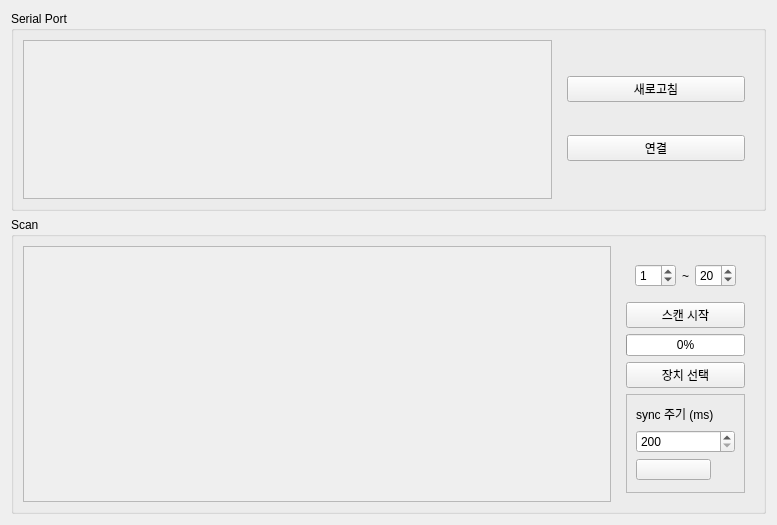
Before: the Qt Designer form src/ui/setting_page.ui in minimirror1/remote_gui, drawn with Qt 5.
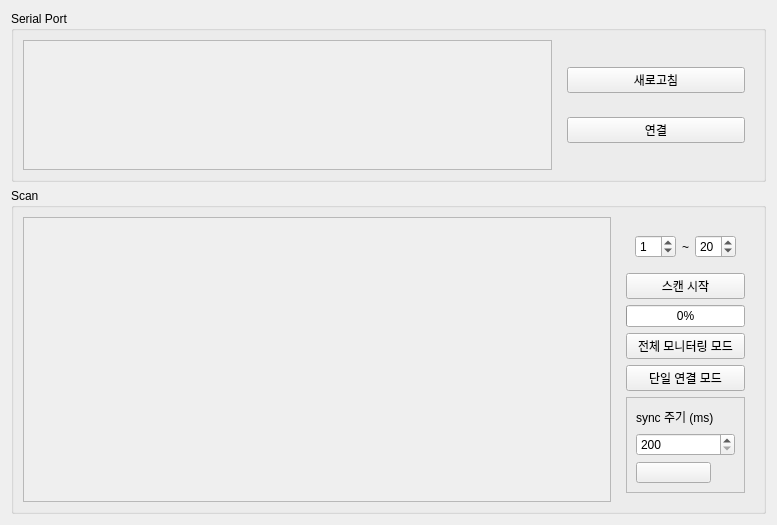
After: the same form once the commit is applied. Icons and pictures are not drawn.

Commit message: 전체 모니터링 모드 기능 추가: 설정 페이지에 전체 모니터링 모드 버튼 및 관련 메서드 구현, UI 요소 크기 조정 및 텍스트 업데이트로 사용자 경험 향상.

Patch:
```diff
--- a/src/ui/setting_page.ui
+++ b/src/ui/setting_page.ui
@@ -37,7 +37,7 @@
            <x>0</x>
            <y>0</y>
            <width>535</width>
-           <height>162</height>
+           <height>144</height>
           </rect>
          </property>
         </widget>
@@ -95,7 +95,7 @@
            <x>0</x>
            <y>0</y>
            <width>535</width>
-           <height>263</height>
+           <height>281</height>
           </rect>
          </property>
         </widget>
@@ -160,10 +160,17 @@
            </property>
           </widget>
          </item>
+         <item>
+          <widget class="QPushButton" name="AllMonitorModeButton">
+           <property name="text">
+            <string>전체 모니터링 모드</string>
+           </property>
+          </widget>
+         </item>
          <item>
           <widget class="QPushButton" name="SelectDeviceButton">
            <property name="text">
-            <string>장치 선택</string>
+            <string>단일 연결 모드</string>
            </property>
           </widget>
          </item>
```
The commit also changes 2 other files.
